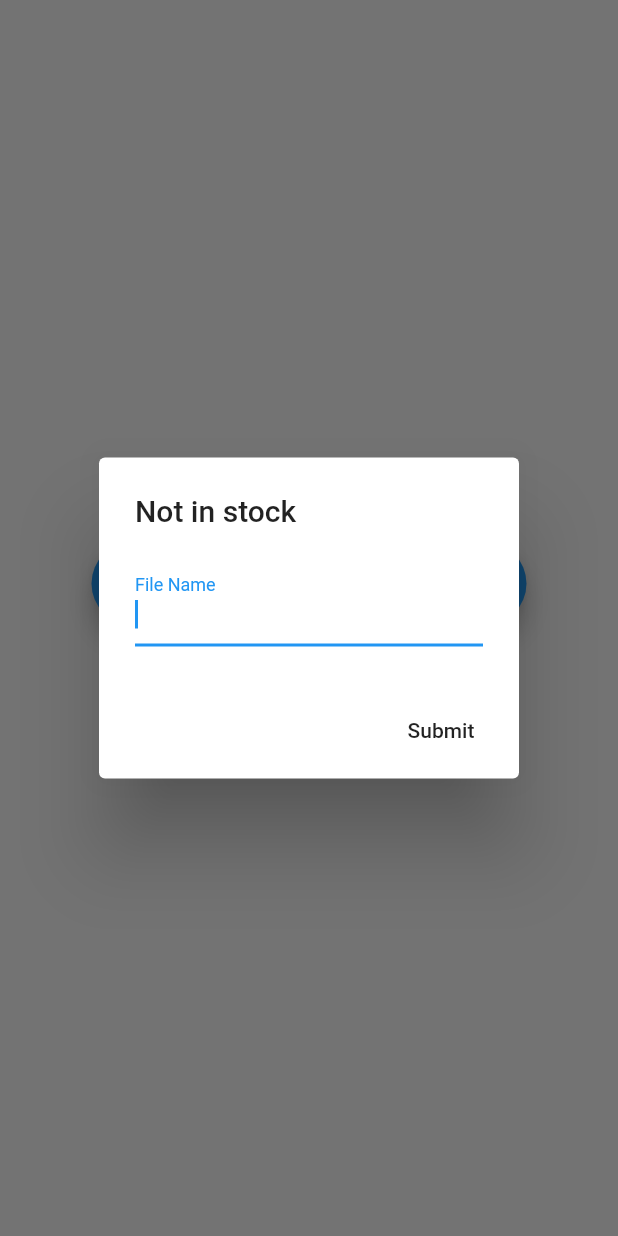
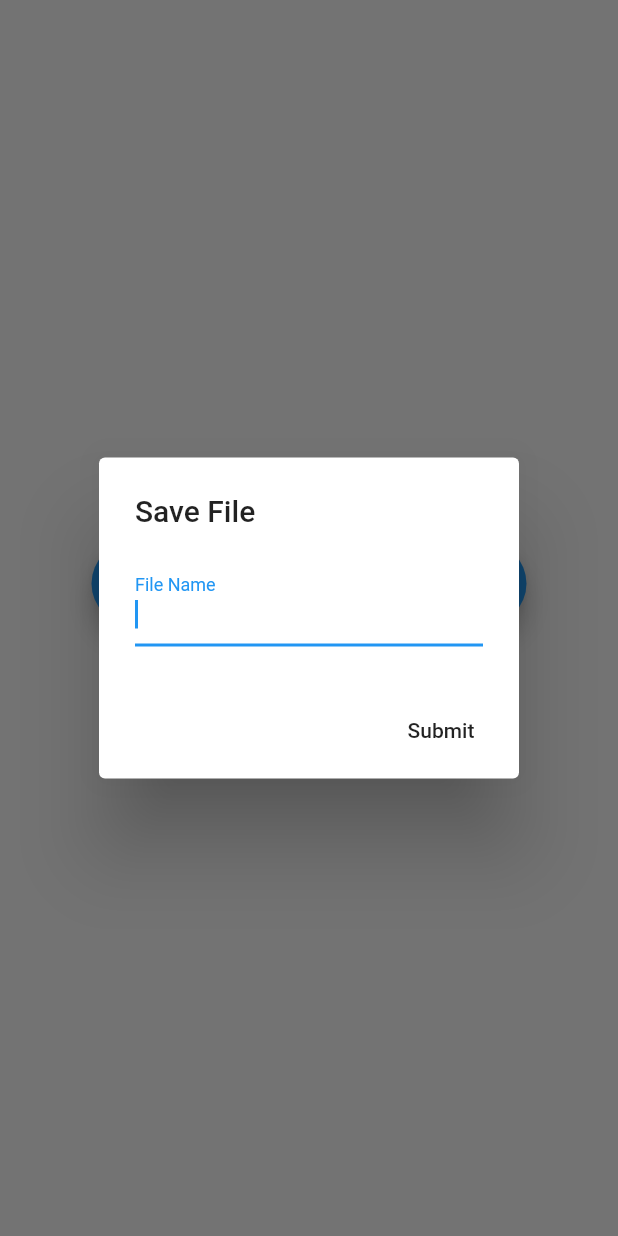
Before and after one commit to aryan29/Flutter-Mulitona-App, a Flutter app: the VoiceHome screen opened directly, after a tap on an icon or button, on a phone screen of 412 x 824 dp. Run offline on Flutter 3.47's test engine with Material 2 defaults, Android fonts, the phone set to English and light mode, and no system bars; our stand-ins replace dio, font_awesome_flutter, image_picker; missing offline and left inert: downloads_path_provider, speech_recognition; key blocks and very long unbroken strings in the code were emptied for the run.

Commit message:
First Push

```diff
--- a/lib/gridview.dart
+++ b/lib/gridview.dart
@@ -8,7 +8,7 @@ class MyGridView {
     if (name == "Screen2")
       return Icon(FontAwesomeIcons.photoVideo,size:70);
     else
-      return Icon(FontAwesomeIcons.speakerDeck,size:70);
+      return Icon(FontAwesomeIcons.fileAudio,size:70);
   }
 
   GestureDetector getStructuredGridCell(name, image, context) {
--- a/lib/main.dart
+++ b/lib/main.dart
@@ -91,7 +91,7 @@ class _VoiceHomeState extends State<VoiceHome> {
       context: context,
       builder: (BuildContext context) {
         return AlertDialog(
-          title: Text('Not in stock'),
+          title: Text('Save File'),
           content: Row(
             children: <Widget>[
               Expanded(
```
Also changed, not shown: lib/let.dart (+8 -6 lines), images/1.png (added), images/2.png (added), images/3.png (added), images/4.png (added), images/5.png (added), images/6.png (added), 1 other file.
